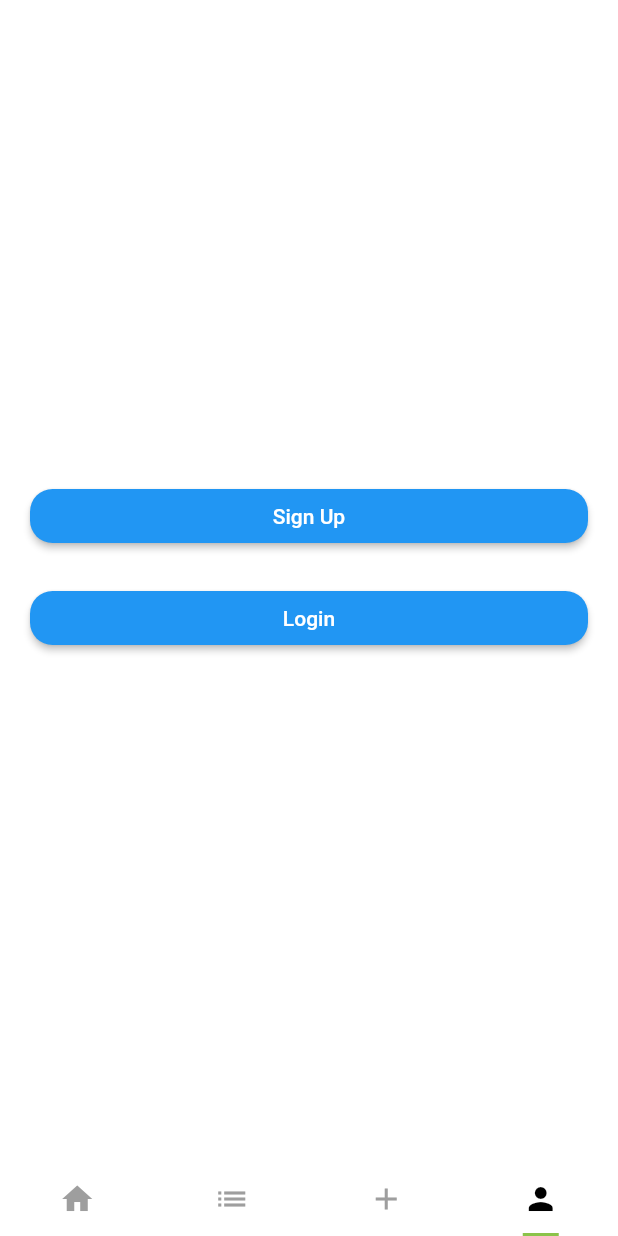
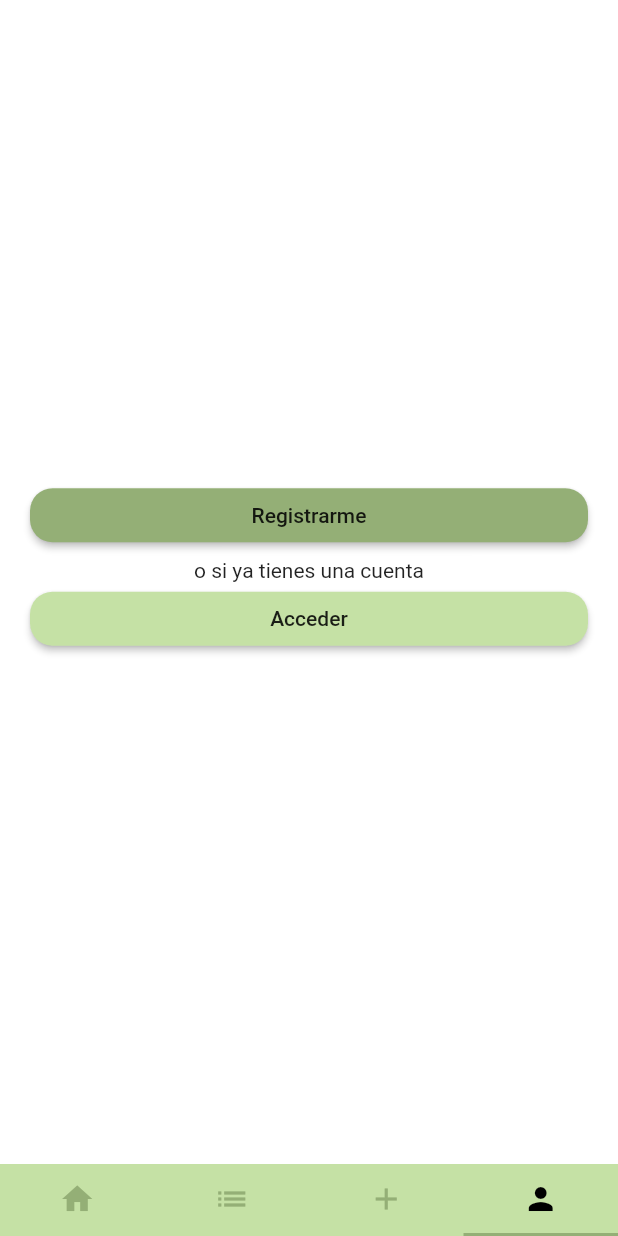
Before and after one commit to URVSquad/clapp, a Flutter app: the screen it shows after launch, item 4 of the bottom bar chosen, on a phone screen of 412 x 824 dp. Run offline on Flutter 3.47's test engine with Material 2 defaults, Android fonts, the phone set to English and light mode, and no system bars; our stand-ins replace shared_preferences; missing offline and left inert: amazon_cognito_identity_dart_2; accounts and stored records are empty; Roboto replaces fonts that are missing (Cupertino, Hind).

Commit message:
Some widget can't have a default color. To fix this three global variables have been created: primaryColor, primaryColorLight, primaryColorDark

```diff
--- a/lib/main.dart
+++ b/lib/main.dart
@@ -6,12 +6,26 @@ void main() {
   runApp(MyApp());
 }
 
+const primaryColor = Color(0xffc5e1a5);
+const primaryColorLight = Color(0xfff8ffd7);
+const primaryColorDark = Color(0xff94af76);
+
 class MyApp extends StatelessWidget {
   @override
   Widget build(BuildContext context) {
     return MaterialApp(
         title: 'BeTogether',
         theme: ThemeData(
+          // Define the default brightness and colors.
+          brightness: Brightness.light,
+          primaryColor: primaryColor,
+          primaryColorLight: primaryColorLight,
+          primaryColorDark: primaryColorDark,
+          accentColor: primaryColorDark,
+          scaffoldBackgroundColor: Colors.white,
+          // Define the default font family.
+          fontFamily: 'Cupertino',
+
           appBarTheme: AppBarTheme(
             elevation: 0,
             textTheme: TextTheme(
@@ -19,29 +33,20 @@ class MyApp extends StatelessWidget {
 
             ),
           ),
-
           buttonTheme: ButtonThemeData(
-            buttonColor: Colors.blueAccent,
+            buttonColor: primaryColor,
             shape: RoundedRectangleBorder(
               borderRadius: BorderRadius.circular(15.0),
             ),
-            textTheme: ButtonTextTheme.accent,
           ),
 
           tabBarTheme: TabBarTheme(
             labelColor: Colors.black,
-            unselectedLabelColor: Colors.grey,
-            indicatorSize: TabBarIndicatorSize.label,
+            unselectedLabelColor: primaryColorDark,
           ),
-          // Define the default brightness and colors.
-          brightness: Brightness.light,
-          primaryColor: Colors.white,
-          accentColor: Colors.lightGreen,
-          scaffoldBackgroundColor: Colors.white,
-
-          // Define the default font family.
-          fontFamily: 'Cupertino',
-
+          iconTheme: IconThemeData(
+            color: Colors.black
+          ),
           // Define the default TextTheme. Use this to specify the default
           // text styling for headlines, titles, bodies of text, and more.
           textTheme: TextTheme(
--- a/lib/screens/interfaceScreen.dart
+++ b/lib/screens/interfaceScreen.dart
@@ -6,6 +6,7 @@ import 'package:betogether/screens/user/singup_login_screen.dart';
 import 'package:betogether/services/cognito_service.dart';
 import 'package:amazon_cognito_identity_dart_2/src/cognito_user_pool.dart';
 import 'package:flutter/material.dart';
+import '../main.dart';
 import 'addScreen.dart';
 import 'homeScreen.dart';
 import 'listScreen.dart';
@@ -66,6 +67,7 @@ class _InterfacePageState extends State<InterfacePage> {
               )
             ],
           ),
+          backgroundColor: primaryColor,
         ),
       ),
     );
--- a/lib/screens/user/signup_screen.dart
+++ b/lib/screens/user/signup_screen.dart
@@ -166,12 +166,10 @@ class _SignUpScreenState extends State<SignUpScreen> {
                     child: new RaisedButton(
                       child: new Text(
                         'Sign Up',
-                        style: new TextStyle(color: Colors.white),
                       ),
                       onPressed: () {
                         submit(context);
                       },
-                      color: Colors.blue,
                     ),
                     margin: new EdgeInsets.only(
                       top: 10.0,
--- a/lib/screens/user/singup_login_screen.dart
+++ b/lib/screens/user/singup_login_screen.dart
@@ -1,4 +1,5 @@
 
+import 'package:betogether/main.dart';
 import 'package:betogether/screens/user/profileScreen.dart';
 import 'package:betogether/screens/user/signup_screen.dart';
 import 'package:betogether/services/cognito_service.dart';
@@ -38,12 +39,13 @@ class _SignupLoginScreenState extends State<SignupLoginScreen> {
                     children: <Widget>[
                       new Container(
                         padding:
-                        new EdgeInsets.only(left: 20.0, right: 20.0, bottom: 20.0),
+                        new EdgeInsets.only(left: 20.0, right: 20.0, bottom: 5.0),
                         width: screenSize.width,
                         child: new RaisedButton(
+                          color: primaryColorDark,
                           child: new Text(
-                            'Sign Up',
-                            style: new TextStyle(color: Colors.white),
+                            'Registrarme',
+
                           ),
                           onPressed: () {
                             Navigator.push(
@@ -52,8 +54,10 @@ class _SignupLoginScreenState extends State<SignupLoginScreen> {
                                   builder: (context) => new SignUpScreen()),
                             );
                           },
-                          color: Colors.blue,
                         ),
+                      ),
+                      new Center(
+                        child: new Text('o si ya tienes una cuenta'),
                       ),
                       new Container(
                         padding:
@@ -61,8 +65,7 @@ class _SignupLoginScreenState extends State<SignupLoginScreen> {
                         width: screenSize.width,
                         child: new RaisedButton(
                           child: new Text(
-                            'Login',
-                            style: new TextStyle(color: Colors.white),
+                            'Acceder',
                           ),
                           onPressed: () {
                             Navigator.push(
@@ -71,7 +74,6 @@ class _SignupLoginScreenState extends State<SignupLoginScreen> {
                                   builder: (context) => new LoginScreen()),
                             );
                           },
-                          color: Colors.blue,
                         ),
                       ),
                     ],
```
